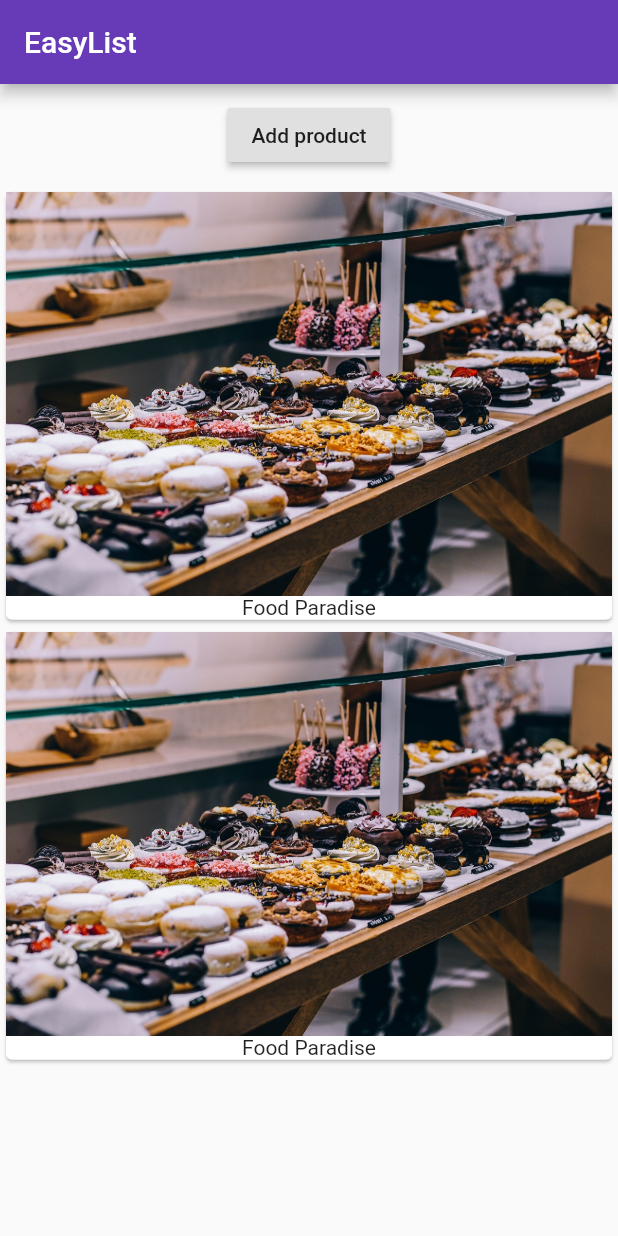
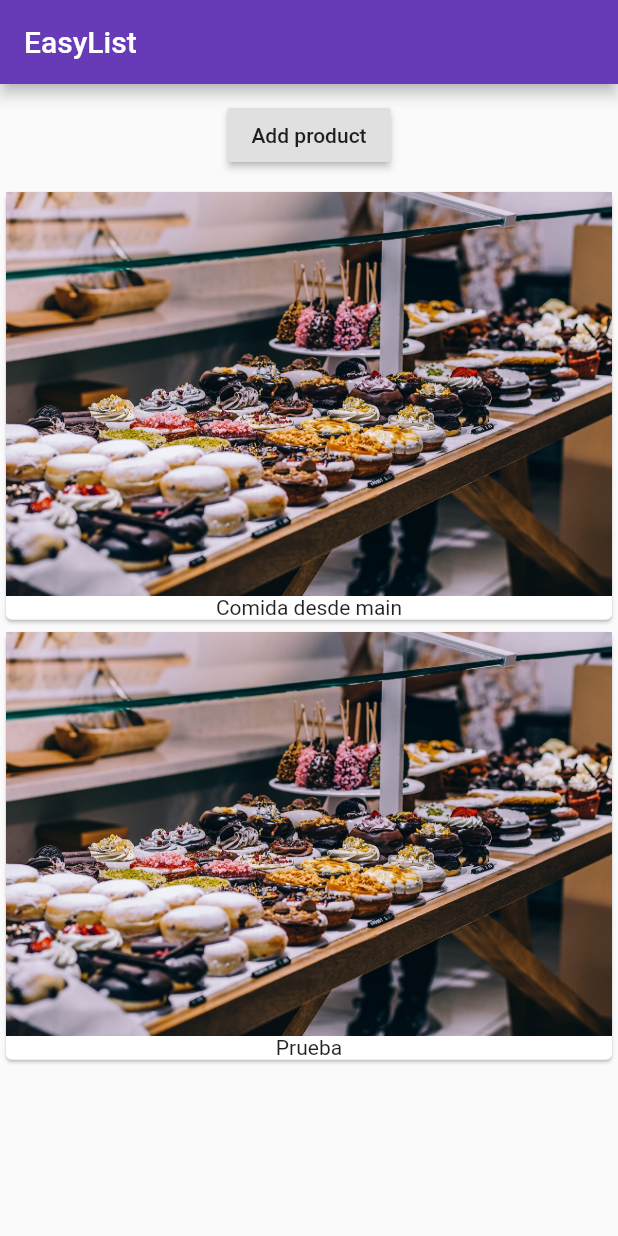
Before and after one commit to Amancaya/learning_flutter, a Flutter app: the screen it shows after launch, after a tap on "Add product", on a phone screen of 412 x 824 dp. Run offline on Flutter 3.47's test engine with Material 2 defaults, Android fonts, the phone set to English and light mode, and no system bars.

```diff
--- a/lib/products.dart
+++ b/lib/products.dart
@@ -5,20 +5,23 @@ class Products extends StatelessWidget {
 
   Products(this.products);
 
+  Widget _buildProductItem(BuildContext context, int index){
+    return Card(
+            child:
+              Column(
+                  children: <Widget>[
+                  Image.asset('assets/food.jpg'),
+                  Text(products[index])
+                ],
+              )
+    );
+  }
+
   @override
   Widget build(BuildContext context) {
-    return ListView(
-      children: products
-          .map(
-            (element) => Card(
-                    child: Column(
-                  children: <Widget>[
-                    Image.asset('assets/food.jpg'),
-                    Text("Food Paradise")
-                  ],
-                )),
-          )
-          .toList(),
+    return ListView.builder(
+        itemBuilder: _buildProductItem,
+        itemCount: products.length,
     );
   }
 }
```
